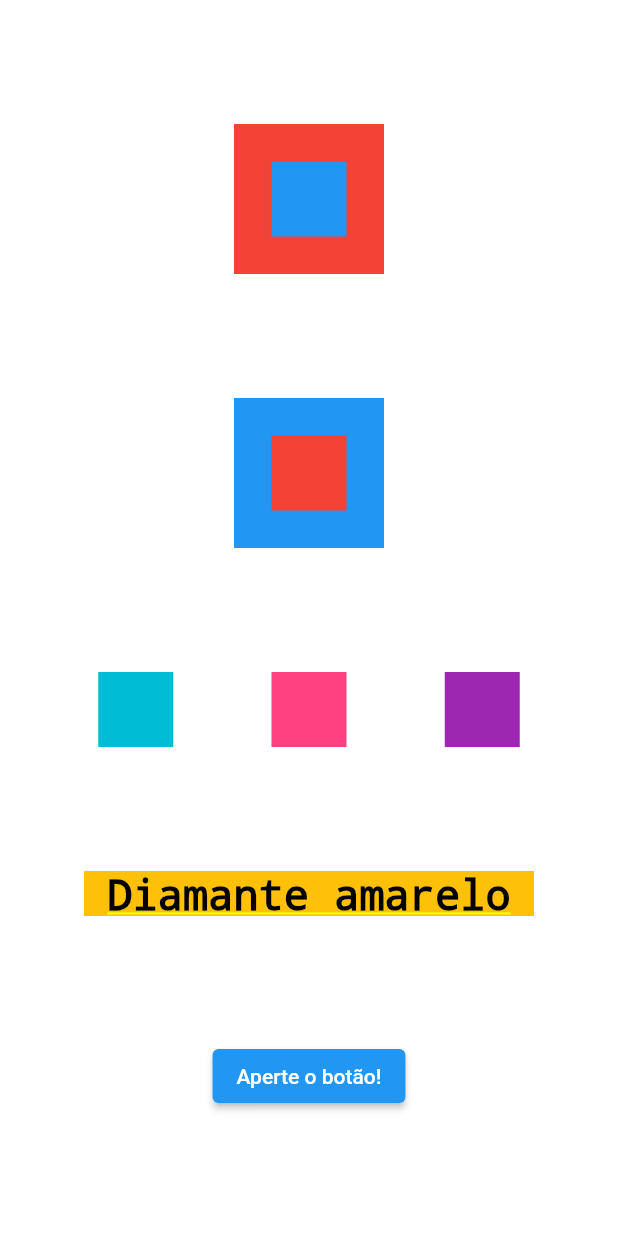
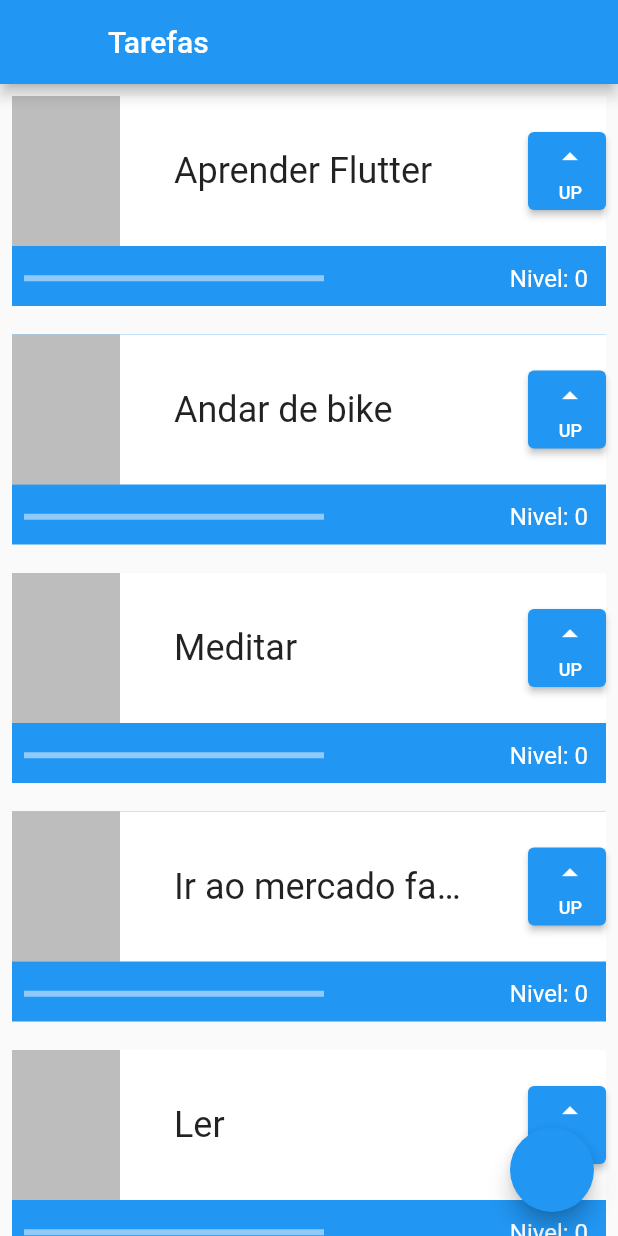
Before and after one commit to HiagoW/Flutter-Basics, a Flutter app: the screen it shows after launch, on a phone screen of 412 x 824 dp. Run offline on Flutter 3.47's test engine with Material 2 defaults, Android fonts, the phone set to English and light mode, and no system bars.

Commit message:
Task widget

```diff
--- a/lib/main.dart
+++ b/lib/main.dart
@@ -14,76 +14,113 @@ class MyApp extends StatelessWidget {
         theme: ThemeData(
           primarySwatch: Colors.blue,
         ),
-        home: Container(
-          color: Colors.white,
-          child: Column(
-            mainAxisAlignment: MainAxisAlignment.spaceEvenly,
-            crossAxisAlignment: CrossAxisAlignment.center,
+        home: Scaffold(
+          appBar: AppBar(leading: Container(), title: Text('Tarefas')),
+          body: ListView(
             children: [
-              Stack(
-                alignment: AlignmentDirectional.center,
+              Task('Aprender Flutter'),
+              Task('Andar de bike'),
+              Task('Meditar'),
+              Task('Ir ao mercado fazer compras da semana'),
+              Task('Ler'),
+            ],
+          ),
+          floatingActionButton: FloatingActionButton(onPressed: () {}),
+        ));
+  }
+}
+
+class Task extends StatefulWidget {
+  final String nome;
+
+  const Task(this.nome, {Key? key}) : super(key: key);
+
+  @override
+  State<Task> createState() => _TaskState();
+}
+
+class _TaskState extends State<Task> {
+  int nivel = 0;
+
+  @override
+  Widget build(BuildContext context) {
+    return Padding(
+      padding: const EdgeInsets.all(8.0),
+      child: Container(
+        child: Stack(
           children: [
             Container(
-                    color: Colors.red,
-                    width: 100,
+              color: Colors.blue,
+              height: 140,
+            ),
+            Column(
+              children: [
+                Container(
+                  color: Colors.white,
+                  height: 100,
+                  child: Row(
+                    mainAxisAlignment: MainAxisAlignment.spaceBetween,
+                    children: [
+                      Container(
+                        color: Colors.black26,
+                        width: 72,
                         height: 100,
                       ),
                       Container(
-                    color: Colors.blue,
-                    width: 50,
-                    height: 50,
+                          width: 200,
+                          child: Text(
+                            widget.nome,
+                            style: TextStyle(fontSize: 24),
+                            overflow: TextOverflow.ellipsis,
+                          )),
+                      Container(
+                        height: 52,
+                        width: 52,
+                        child: ElevatedButton(
+                            onPressed: () {
+                              setState(() {
+                                nivel++;
+                              });
+                            },
+                            child: Column(
+                              mainAxisAlignment: MainAxisAlignment.spaceEvenly,
+                              crossAxisAlignment: CrossAxisAlignment.end,
+                              children: [
+                                Icon(Icons.arrow_drop_up),
+                                Text(
+                                  'UP',
+                                  style: TextStyle(fontSize: 12),
+                                )
+                              ],
+                            )),
                       )
                     ],
                   ),
-              Stack(
-                alignment: AlignmentDirectional.center,
+                ),
+                Row(
+                  mainAxisAlignment: MainAxisAlignment.spaceBetween,
                   children: [
-                  Container(
-                    color: Colors.blue,
-                    width: 100,
-                    height: 100,
+                    Padding(
+                      padding: const EdgeInsets.all(8),
+                      child: Container(
+                        width: 200,
+                        child: LinearProgressIndicator(
+                            color: Colors.white, value: nivel / 10),
                       ),
-                  Container(
-                    color: Colors.red,
-                    width: 50,
-                    height: 50,
+                    ),
+                    Padding(
+                        padding: EdgeInsets.all(12),
+                        child: Text(
+                          'Nivel: $nivel',
+                          style: TextStyle(color: Colors.white, fontSize: 16),
+                        ))
+                  ],
+                ),
+              ],
             )
           ],
         ),
-              Row(
-                mainAxisAlignment: MainAxisAlignment.spaceEvenly,
-                crossAxisAlignment: CrossAxisAlignment.center,
-                children: [
-                  Container(color: Colors.cyan, height: 50, width: 50),
-                  Container(
-                    color: Colors.pinkAccent,
-                    height: 50,
-                    width: 50,
       ),
-                  Container(
-                    color: Colors.purple,
-                    height: 50,
-                    width: 50,
-                  )
-                ],
-              ),
-              Container(
-                color: Colors.amber,
-                height: 30,
-                width: 300,
-                child: Text(
-                  'Diamante amarelo',
-                  style: TextStyle(color: Colors.black, fontSize: 28),
-                  textAlign: TextAlign.center,
-                ),
-              ),
-              ElevatedButton(
-                  onPressed: () {
-                    print('Você apertou o botão');
-                  },
-                  child: Text('Aperte o botão!'))
-            ],
-          ),
-        ));
+    );
   }
 }
```
Also changed, not shown: lib/minha_primeira_tela.dart (added, +71 -0 lines). Lines whose indentation alone changed are shown as unchanged.
